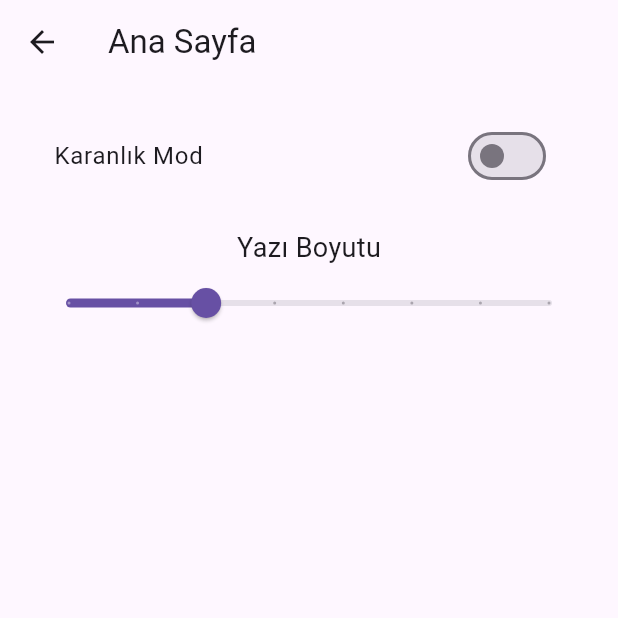
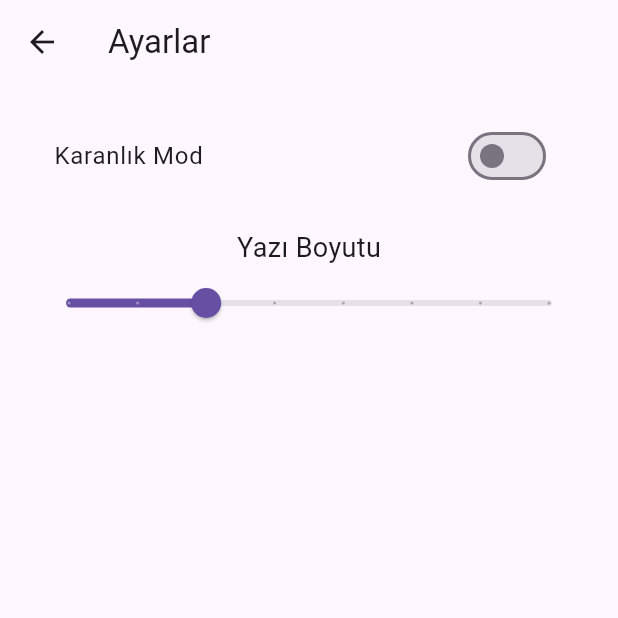
Before and after one commit to berkkaskaya58/bitirme_projesi, a Flutter app: the HomePage screen opened directly, after a tap on "Ayarlar", on a phone screen of 412 x 824 dp, the top half of it. Run offline on Flutter 3.47's test engine with Material 3 defaults, Android fonts, the phone set to English and light mode, and no system bars; our stand-ins replace get, shared_preferences; accounts and stored records are empty.

Commit message:
settings page
settings page

```diff
--- a/lib/View/home_page/index.dart
+++ b/lib/View/home_page/index.dart
@@ -15,7 +15,7 @@ class HomePage extends StatelessWidget {
 
     // Butonlar için boyutları ayarlıyoruz
     double buttonWidth = pageWidth * 0.8; // Buton genişliği: Sayfanın %80'i
-    double buttonHeight = 50.0; // Sabit buton yüksekliği
+    double buttonHeight = pageHeight*0.07; // Sabit buton yüksekliği
 
     return Scaffold(
       appBar: AppBar(
@@ -24,7 +24,7 @@ class HomePage extends StatelessWidget {
       ),
       body: Center( // Butonları ekranın ortasında hizalamak için Center widget'ı kullandık
         child: Padding(
-          padding: EdgeInsets.symmetric(vertical: 20, horizontal: 20), // Padding ekledik
+          padding: const EdgeInsets.symmetric(vertical: 20, horizontal: 20), // Padding ekledik
           child: Column(
             mainAxisAlignment: MainAxisAlignment.center, // Butonları dikeyde ortalamak
             crossAxisAlignment: CrossAxisAlignment.center, // Butonları yatayda ortalamak
@@ -35,25 +35,23 @@ class HomePage extends StatelessWidget {
                 height: buttonHeight,
                 title: UIText.words,
               ),
-              SizedBox(height: 20), // Butonlar arasında boşluk
+              const SizedBox(height: 20), // Butonlar arasında boşluk
               CustomButton(
                 width: buttonWidth,
                 height: buttonHeight,
                 title: UIText.syllables,
               ),
-              SizedBox(height: 20), // Butonlar arasında boşluk
+              const SizedBox(height: 20), // Butonlar arasında boşluk
               CustomButton(
                 width: buttonWidth,
                 height: buttonHeight,
                 title: UIText.letters,
-                func: () {
-                  Get.to(SettingsPage());
-                },
+
               ),
-              SizedBox(height: 20), // Butonlar arasında boşluk
+              const SizedBox(height: 20), // Butonlar arasında boşluk
               CustomButton(
                 func: () {
-                  Get.to(SettingsPage());
+                  Get.to(SettingsPage(),transition: Transition.cupertino,duration: Duration(milliseconds: 800));
                 },
                 width: buttonWidth,
                 height: buttonHeight,
--- a/lib/View/settings_page/index.dart
+++ b/lib/View/settings_page/index.dart
@@ -1,5 +1,6 @@
 import 'package:bitirme_projesi/controller/theme_controller/index.dart';
 import 'package:bitirme_projesi/size_controller/index.dart';
+import 'package:bitirme_projesi/ui/ui_text/index.dart';
 import 'package:flutter/material.dart';
 import 'package:get/get.dart';
 
@@ -7,21 +8,23 @@ class SettingsPage extends StatelessWidget {
   final themeController = Get.find<ThemeController>();
   final textSizeController = Get.find<TextSizeController>();
 
+   SettingsPage({super.key});
+
   @override
   Widget build(BuildContext context) {
     return Scaffold(
-      appBar: AppBar(title: Text("Ana Sayfa")),
+      appBar: AppBar(title:  Text(UIText.settings)),
       body: Padding(
         padding: const EdgeInsets.all(20.0),
         child: Column(
           children: [
             Obx(() => SwitchListTile(
-                  title: Text("Karanlık Mod"),
+                  title:  Text(UIText.darkMode),
                   value: themeController.isDarkMode.value,
                   onChanged: (_) => themeController.toggleTheme(),
                 )),
-            SizedBox(height: 20),
-            Text("Yazı Boyutu", style: TextStyle(fontSize: 18)),
+            const SizedBox(height: 20),
+             Text(UIText.fontSize, style: const TextStyle(fontSize: 18)),
             Obx(() => Slider(
                   min: 0.8,
                   max: 1.5,
@@ -30,7 +33,7 @@ class SettingsPage extends StatelessWidget {
                   label: textSizeController.textScale.value.toStringAsFixed(2),
                   onChanged: (val) => textSizeController.changeTextSize(val),
                 )),
-            SizedBox(height: 30),
+            const SizedBox(height: 30),
 
           ],
         ),
--- a/lib/main.dart
+++ b/lib/main.dart
@@ -13,10 +13,12 @@ void main() async {
   Get.put(ThemeController());
   Get.put(TextSizeController());
 
-  runApp(MyApp());
+  runApp(const MyApp());
 }
 
 class MyApp extends StatelessWidget {
+  const MyApp({super.key});
+
   @override
   Widget build(BuildContext context) {
     final themeController = Get.find<ThemeController>();
@@ -32,7 +34,7 @@ class MyApp extends StatelessWidget {
               : ThemeMode.light,
           home: onboardingController.isFirstTime.value
               ? OnboardingPage()
-              : HomePage(),
+              : const HomePage(),
           builder: (context, child) {
             final textSizeController = Get.find<TextSizeController>();
             return Obx(() => MediaQuery(
--- a/lib/ui/ui_text/index.dart
+++ b/lib/ui/ui_text/index.dart
@@ -4,4 +4,8 @@ class UIText {
   static String syllables = "Heceler";
   static String letters = "Harfler";
   static String settings = "Ayarlar";
+  static String start = "Başla";
+  static String next = "İleri";
+  static String darkMode = "Karanlık Mod";
+  static String fontSize = "Yazı Boyutu";
 }
```
Also changed, not shown: lib/View/onboarding_page/index.dart (+11 -8 lines).
